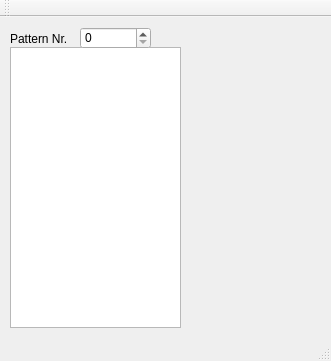
First picture: the form in sequenzerwindow.ui, repository ThKattanek/realsid, before the edit.
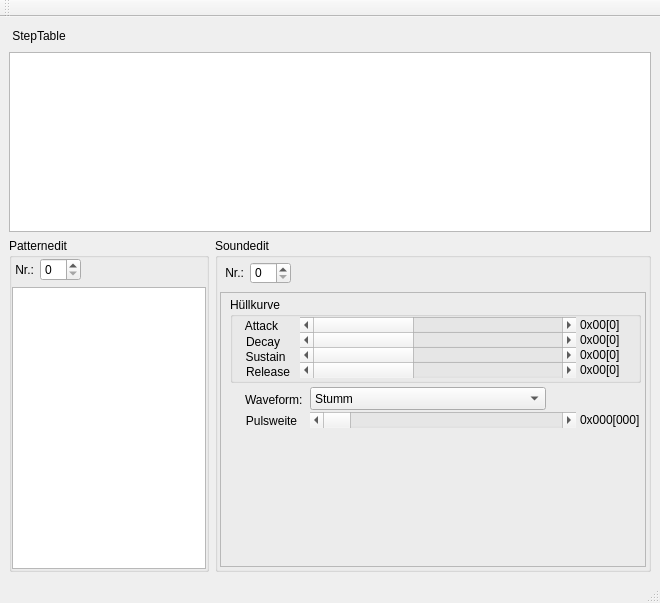
Second picture: the form after the edit.

Commit message: Sequenzer funktioniert schon mit StepTable und co

What changed in the file:
```diff
--- a/sequenzerwindow.ui
+++ b/sequenzerwindow.ui
@@ -6,53 +6,547 @@
    <rect>
     <x>0</x>
     <y>0</y>
-    <width>331</width>
-    <height>361</height>
+    <width>660</width>
+    <height>603</height>
    </rect>
   </property>
   <property name="windowTitle">
    <string>Sequenzer</string>
   </property>
   <widget class="QWidget" name="centralwidget">
-   <widget class="QTableWidget" name="PatternTable">
-    <property name="geometry">
-     <rect>
-      <x>10</x>
-      <y>30</y>
-      <width>171</width>
-      <height>281</height>
-     </rect>
-    </property>
-    <attribute name="horizontalHeaderVisible">
-     <bool>true</bool>
-    </attribute>
-    <attribute name="horizontalHeaderCascadingSectionResizes">
-     <bool>false</bool>
-    </attribute>
-   </widget>
-   <widget class="QSpinBox" name="PatternNr">
-    <property name="geometry">
-     <rect>
-      <x>80</x>
-      <y>10</y>
-      <width>71</width>
-      <height>22</height>
-     </rect>
-    </property>
-   </widget>
-   <widget class="QLabel" name="label">
-    <property name="geometry">
-     <rect>
-      <x>10</x>
-      <y>14</y>
-      <width>71</width>
-      <height>16</height>
-     </rect>
-    </property>
-    <property name="text">
-     <string>Pattern Nr.</string>
-    </property>
-   </widget>
+   <layout class="QHBoxLayout" name="horizontalLayout_3">
+    <item>
+     <layout class="QVBoxLayout" name="verticalLayout_3">
+      <item>
+       <layout class="QVBoxLayout" name="verticalLayout_5">
+        <property name="topMargin">
+         <number>0</number>
+        </property>
+        <item>
+         <widget class="QLabel" name="label_3">
+          <property name="maximumSize">
+           <size>
+            <width>16777215</width>
+            <height>20</height>
+           </size>
+          </property>
+          <property name="text">
+           <string> StepTable</string>
+          </property>
+         </widget>
+        </item>
+        <item>
+         <layout class="QHBoxLayout" name="horizontalLayout_6">
+          <property name="topMargin">
+           <number>0</number>
+          </property>
+          <item>
+           <widget class="QTableWidget" name="StepTable">
+            <property name="maximumSize">
+             <size>
+              <width>16777215</width>
+              <height>180</height>
+             </size>
+            </property>
+            <property name="statusTip">
+             <string>Legt die Reihenfolge der Pattern fest.</string>
+            </property>
+           </widget>
+          </item>
+         </layout>
+        </item>
+       </layout>
+      </item>
+      <item>
+       <layout class="QHBoxLayout" name="horizontalLayout_2">
+        <property name="sizeConstraint">
+         <enum>QLayout::SetDefaultConstraint</enum>
+        </property>
+        <item>
+         <widget class="QGroupBox" name="groupBox">
+          <property name="maximumSize">
+           <size>
+            <width>200</width>
+            <height>16777215</height>
+           </size>
+          </property>
+          <property name="title">
+           <string>Patternedit</string>
+          </property>
+          <layout class="QVBoxLayout" name="verticalLayout_2">
+           <property name="margin">
+            <number>0</number>
+           </property>
+           <item>
+            <layout class="QVBoxLayout" name="verticalLayout">
+             <item>
+              <layout class="QHBoxLayout" name="horizontalLayout">
+               <property name="topMargin">
+                <number>0</number>
+               </property>
+               <item>
+                <widget class="QLabel" name="label">
+                 <property name="text">
+                  <string> Nr.:</string>
+                 </property>
+                </widget>
+               </item>
+               <item>
+                <widget class="QSpinBox" name="PatternNr">
+                 <property name="frame">
+                  <bool>true</bool>
+                 </property>
+                 <property name="buttonSymbols">
+                  <enum>QAbstractSpinBox::UpDownArrows</enum>
+                 </property>
+                </widget>
+               </item>
+               <item>
+                <spacer name="horizontalSpacer">
+                 <property name="orientation">
+                  <enum>Qt::Horizontal</enum>
+                 </property>
+                 <property name="sizeHint" stdset="0">
+                  <size>
+                   <width>40</width>
+                   <height>20</height>
+                  </size>
+                 </property>
+                </spacer>
+               </item>
+              </layout>
+             </item>
+             <item>
+              <widget class="QTableWidget" name="PatternTable">
+               <attribute name="horizontalHeaderVisible">
+                <bool>true</bool>
+               </attribute>
+               <attribute name="horizontalHeaderCascadingSectionResizes">
+                <bool>false</bool>
+               </attribute>
+              </widget>
+             </item>
+            </layout>
+           </item>
+          </layout>
+         </widget>
+        </item>
+        <item>
+         <widget class="QGroupBox" name="groupBox_2">
+          <property name="minimumSize">
+           <size>
+            <width>300</width>
+            <height>0</height>
+           </size>
+          </property>
+          <property name="title">
+           <string>Soundedit</string>
+          </property>
+          <layout class="QHBoxLayout" name="horizontalLayout_4" stretch="0">
+           <property name="sizeConstraint">
+            <enum>QLayout::SetDefaultConstraint</enum>
+           </property>
+           <property name="margin">
+            <number>0</number>
+           </property>
+           <item>
+            <layout class="QVBoxLayout" name="verticalLayout_4">
+             <property name="margin">
+              <number>2</number>
+             </property>
+             <item>
+              <layout class="QHBoxLayout" name="horizontalLayout_5">
+               <property name="margin">
+                <number>2</number>
+               </property>
+               <item>
+                <widget class="QLabel" name="label_2">
+                 <property name="maximumSize">
+                  <size>
+                   <width>16777215</width>
+                   <height>22</height>
+                  </size>
+                 </property>
+                 <property name="text">
+                  <string> Nr.:</string>
+                 </property>
+                </widget>
+               </item>
+               <item>
+                <widget class="QSpinBox" name="SoundNr">
+                 <property name="maximumSize">
+                  <size>
+                   <width>16777215</width>
+                   <height>22</height>
+                  </size>
+                 </property>
+                </widget>
+               </item>
+               <item>
+                <spacer name="horizontalSpacer_2">
+                 <property name="orientation">
+                  <enum>Qt::Horizontal</enum>
+                 </property>
+                 <property name="sizeType">
+                  <enum>QSizePolicy::Expanding</enum>
+                 </property>
+                 <property name="sizeHint" stdset="0">
+                  <size>
+                   <width>10</width>
+                   <height>22</height>
+                  </size>
+                 </property>
+                </spacer>
+               </item>
+              </layout>
+             </item>
+             <item>
+              <widget class="QFrame" name="frame">
+               <property name="minimumSize">
+                <size>
+                 <width>300</width>
+                 <height>0</height>
+                </size>
+               </property>
+               <property name="frameShape">
+                <enum>QFrame::StyledPanel</enum>
+               </property>
+               <property name="frameShadow">
+                <enum>QFrame::Raised</enum>
+               </property>
+               <widget class="QGroupBox" name="groupBox_4">
+                <property name="geometry">
+                 <rect>
+                  <x>10</x>
+                  <y>5</y>
+                  <width>411</width>
+                  <height>86</height>
+                 </rect>
+                </property>
+                <property name="title">
+                 <string>Hüllkurve</string>
+                </property>
+                <widget class="QLabel" name="label_12">
+                 <property name="geometry">
+                  <rect>
+                   <x>11</x>
+                   <y>19</y>
+                   <width>41</width>
+                   <height>20</height>
+                  </rect>
+                 </property>
+                 <property name="text">
+                  <string>Attack</string>
+                 </property>
+                 <property name="alignment">
+                  <set>Qt::AlignCenter</set>
+                 </property>
+                </widget>
+                <widget class="QLabel" name="Attack_Out">
+                 <property name="geometry">
+                  <rect>
+                   <x>350</x>
+                   <y>20</y>
+                   <width>56</width>
+                   <height>16</height>
+                  </rect>
+                 </property>
+                 <property name="text">
+                  <string>0x00[0]</string>
+                 </property>
+                 <property name="alignment">
+                  <set>Qt::AlignLeading|Qt::AlignLeft|Qt::AlignVCenter</set>
+                 </property>
+                </widget>
+                <widget class="QLabel" name="Decay_Out">
+                 <property name="geometry">
+                  <rect>
+                   <x>350</x>
+                   <y>35</y>
+                   <width>56</width>
+                   <height>16</height>
+                  </rect>
+                 </property>
+                 <property name="text">
+                  <string>0x00[0]</string>
+                 </property>
+                 <property name="alignment">
+                  <set>Qt::AlignLeading|Qt::AlignLeft|Qt::AlignVCenter</set>
+                 </property>
+                </widget>
+                <widget class="QLabel" name="label_13">
+                 <property name="geometry">
+                  <rect>
+                   <x>15</x>
+                   <y>35</y>
+                   <width>36</width>
+                   <height>20</height>
+                  </rect>
+                 </property>
+                 <property name="text">
+                  <string>Decay</string>
+                 </property>
+                 <property name="alignment">
+                  <set>Qt::AlignCenter</set>
+                 </property>
+                </widget>
+                <widget class="QLabel" name="Sustain_Out">
+                 <property name="geometry">
+                  <rect>
+                   <x>350</x>
+                   <y>50</y>
+                   <width>56</width>
+                   <height>16</height>
+                  </rect>
+                 </property>
+                 <property name="text">
+                  <string>0x00[0]</string>
+                 </property>
+                 <property name="alignment">
+                  <set>Qt::AlignLeading|Qt::AlignLeft|Qt::AlignVCenter</set>
+                 </property>
+                </widget>
+                <widget class="QLabel" name="label_14">
+                 <property name="geometry">
+                  <rect>
+                   <x>10</x>
+                   <y>50</y>
+                   <width>51</width>
+                   <height>20</height>
+                  </rect>
+                 </property>
+                 <property name="text">
+                  <string>Sustain</string>
+                 </property>
+                 <property name="alignment">
+                  <set>Qt::AlignCenter</set>
+                 </property>
+                </widget>
+                <widget class="QLabel" name="Release_Out">
+                 <property name="geometry">
+                  <rect>
+                   <x>350</x>
+                   <y>65</y>
+                   <width>56</width>
+                   <height>16</height>
+                  </rect>
+                 </property>
+                 <property name="text">
+                  <string>0x00[0]</string>
+                 </property>
+                 <property name="alignment">
+                  <set>Qt::AlignLeading|Qt::AlignLeft|Qt::AlignVCenter</set>
+                 </property>
+                </widget>
+                <widget class="QLabel" name="label_15">
+                 <property name="geometry">
+                  <rect>
+                   <x>15</x>
+                   <y>65</y>
+                   <width>46</width>
+                   <height>20</height>
+                  </rect>
+                 </property>
+                 <property name="text">
+                  <string>Release</string>
+                 </property>
+                 <property name="alignment">
+                  <set>Qt::AlignCenter</set>
+                 </property>
+                </widget>
+                <widget class="QScrollBar" name="Attack">
+                 <property name="geometry">
+                  <rect>
+                   <x>70</x>
+                   <y>20</y>
+                   <width>276</width>
+                   <height>16</height>
+                  </rect>
+                 </property>
+                 <property name="maximum">
+                  <number>15</number>
+                 </property>
+                 <property name="orientation">
+                  <enum>Qt::Horizontal</enum>
+                 </property>
+                </widget>
+                <widget class="QScrollBar" name="Decay">
+                 <property name="geometry">
+                  <rect>
+                   <x>70</x>
+                   <y>35</y>
+                   <width>276</width>
+                   <height>16</height>
+                  </rect>
+                 </property>
+                 <property name="maximum">
+                  <number>15</number>
+                 </property>
+                 <property name="orientation">
+                  <enum>Qt::Horizontal</enum>
+                 </property>
+                </widget>
+                <widget class="QScrollBar" name="Sustain">
+                 <property name="geometry">
+                  <rect>
+                   <x>70</x>
+                   <y>50</y>
+                   <width>276</width>
+                   <height>16</height>
+                  </rect>
+                 </property>
+                 <property name="maximum">
+                  <number>15</number>
+                 </property>
+                 <property name="orientation">
+                  <enum>Qt::Horizontal</enum>
+                 </property>
+                </widget>
+                <widget class="QScrollBar" name="Release">
+                 <property name="geometry">
+                  <rect>
+                   <x>70</x>
+                   <y>65</y>
+                   <width>276</width>
+                   <height>16</height>
+                  </rect>
+                 </property>
+                 <property name="maximum">
+                  <number>15</number>
+                 </property>
+                 <property name="orientation">
+                  <enum>Qt::Horizontal</enum>
+                 </property>
+                </widget>
+               </widget>
+               <widget class="QLabel" name="label_4">
+                <property name="geometry">
+                 <rect>
+                  <x>25</x>
+                  <y>100</y>
+                  <width>61</width>
+                  <height>16</height>
+                 </rect>
+                </property>
+                <property name="text">
+                 <string>Waveform:</string>
+                </property>
+               </widget>
+               <widget class="QComboBox" name="WaveForm">
+                <property name="geometry">
+                 <rect>
+                  <x>90</x>
+                  <y>95</y>
+                  <width>236</width>
+                  <height>23</height>
+                 </rect>
+                </property>
+                <item>
+                 <property name="text">
+                  <string>Stumm</string>
+                 </property>
+                </item>
+                <item>
+                 <property name="text">
+                  <string>Dreieck</string>
+                 </property>
+                </item>
+                <item>
+                 <property name="text">
+                  <string>Sägezahn</string>
+                 </property>
+                </item>
+                <item>
+                 <property name="text">
+                  <string>Dreieck + Sägezahn</string>
+                 </property>
+                </item>
+                <item>
+                 <property name="text">
+                  <string>Rechteck</string>
+                 </property>
+                </item>
+                <item>
+                 <property name="text">
+                  <string>Dreieck + Rechteck</string>
+                 </property>
+                </item>
+                <item>
+                 <property name="text">
+                  <string>Sägezahn + Rechteck</string>
+                 </property>
+                </item>
+                <item>
+                 <property name="text">
+                  <string>Dreieck + Sägezahn + Rechteck</string>
+                 </property>
+                </item>
+                <item>
+                 <property name="text">
+                  <string>Rauschen</string>
+                 </property>
+                </item>
+               </widget>
+               <widget class="QLabel" name="label_16">
+                <property name="geometry">
+                 <rect>
+                  <x>21</x>
+                  <y>119</y>
+                  <width>61</width>
+                  <height>20</height>
+                 </rect>
+                </property>
+                <property name="text">
+                 <string>Pulsweite</string>
+                </property>
+                <property name="alignment">
+                 <set>Qt::AlignCenter</set>
+                </property>
+               </widget>
+               <widget class="QScrollBar" name="Pulsweite">
+                <property name="geometry">
+                 <rect>
+                  <x>90</x>
+                  <y>120</y>
+                  <width>266</width>
+                  <height>16</height>
+                 </rect>
+                </property>
+                <property name="maximum">
+                 <number>4095</number>
+                </property>
+                <property name="orientation">
+                 <enum>Qt::Horizontal</enum>
+                </property>
+               </widget>
+               <widget class="QLabel" name="Pulsweite_Out">
+                <property name="geometry">
+                 <rect>
+                  <x>360</x>
+                  <y>120</y>
+                  <width>66</width>
+                  <height>16</height>
+                 </rect>
+                </property>
+                <property name="text">
+                 <string>0x000[000]</string>
+                </property>
+                <property name="alignment">
+                 <set>Qt::AlignLeading|Qt::AlignLeft|Qt::AlignVCenter</set>
+                </property>
+               </widget>
+              </widget>
+             </item>
+            </layout>
+           </item>
+          </layout>
+         </widget>
+        </item>
+       </layout>
+      </item>
+     </layout>
+    </item>
+   </layout>
   </widget>
   <widget class="QMenuBar" name="menubar">
    <property name="geometry">
```
Left out of the diff: 2 changed lines with no effect on the pictures. The commit also changes 5 other files.
